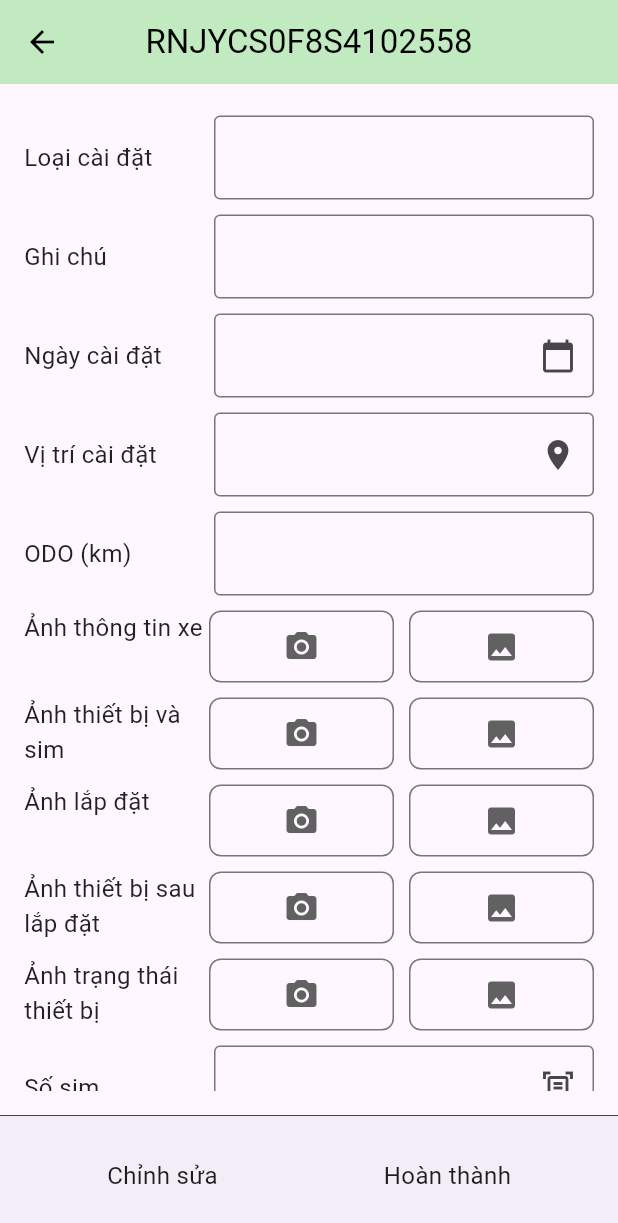
After one commit to minhnion/iOV_app, a Flutter app: the DetailedInstallation screen opened directly, on a phone screen of 412 x 824 dp. The commit adds this screen. Shown: the top 1223 px of the screen. Run offline on Flutter 3.47's test engine with Material 3 defaults, Android fonts, the phone set to English and light mode, and no system bars; our stand-ins replace easy_localization.

Commit message:
set up form detailed installation

```diff
--- a/lib/main.dart
+++ b/lib/main.dart
@@ -1,5 +1,6 @@
 import 'package:easy_localization/easy_localization.dart';
 import 'package:flutter/material.dart';
+import 'package:iov_app/screens/detailed_installation/detailed_installation.dart';
 import 'package:iov_app/screens/installation_screen/installation_screen.dart';
 
 
--- /dev/null
+++ b/lib/screens/detailed_installation/detailed_installation.dart
@@ -0,0 +1,90 @@
+import 'package:flutter/material.dart';
+import 'package:iov_app/widgets/detailed_installation_form_field/icon_field.dart';
+import 'package:iov_app/widgets/detailed_installation_form_field/image_camera_field.dart';
+import 'package:iov_app/widgets/detailed_installation_form_field/selection_filed.dart';
+import 'package:iov_app/widgets/detailed_installation_form_field/text_type_field.dart';
+
+
+class DetailedInstallation extends StatefulWidget {
+  const DetailedInstallation({super.key});
+  @override
+  State<DetailedInstallation> createState() => _DetailedInstallationState();
+}
+
+class _DetailedInstallationState extends State<DetailedInstallation> {
+
+
+  @override
+  Widget build(BuildContext context) {
+    return Scaffold(
+      appBar: AppBar(
+        backgroundColor: const Color.fromRGBO(193, 234, 193, 100),
+        elevation: 0,
+        leading: IconButton(
+          icon: const Icon(Icons.arrow_back, color: Colors.black),
+          onPressed: () {
+            Navigator.pop(context);
+          },
+        ),
+        centerTitle: true,
+        title: const Text(
+          'RNJYCS0F8S4102558',
+          style: TextStyle(color: Colors.black),
+        ),
+      ),
+      body: const Padding(
+        padding: EdgeInsets.all(16.0),
+        child: SingleChildScrollView(
+          child: Column(
+            crossAxisAlignment: CrossAxisAlignment.start,
+            children: [
+              SelectionFiled(label: "Loại cài đặt"),
+              TextTypeField(label: 'Ghi chú'),
+              IconField(label: "Ngày cài đặt", icon: Icons.calendar_today),
+              IconField(label: "Vị trí cài đặt", icon: Icons.location_on),
+              TextTypeField(label: "ODO (km)"),
+              ImageCameraField(label: 'Ảnh thông tin xe'),
+              ImageCameraField(label: 'Ảnh thiết bị và sim'),
+              ImageCameraField(label: 'Ảnh lắp đặt'),
+              ImageCameraField(label: 'Ảnh thiết bị sau lắp đặt'),
+              ImageCameraField(label: 'Ảnh trạng thái thiết bị'),
+              IconField(label: "Số sim", icon: Icons.document_scanner_outlined),
+              IconField(label: "Số imei", icon: Icons.document_scanner_outlined),
+              SizedBox(height: 20),
+            ],
+          ),
+        ),
+      ),
+      bottomNavigationBar: Container(
+        decoration: const BoxDecoration(
+          border: Border(
+            top: BorderSide(color: Colors.black,width: 0.5)
+          )
+        ),
+        child: BottomAppBar(
+          child: Padding(
+            padding: const EdgeInsets.all(0.0),
+            child: Row(
+              mainAxisAlignment: MainAxisAlignment.spaceAround,
+              children: [
+                InkWell(
+                  onTap: () {
+                    // Handle edit action
+                  },
+                  child: const Text('Chỉnh sửa', style: TextStyle(fontSize: 16)),
+                ),
+                InkWell(
+                  onTap: () {
+                    // Handle complete action
+                  },
+                  child: const Text('Hoàn thành', style: TextStyle(fontSize: 16)),
+                ),
+              ],
+            ),
+          ),
+        ),
+      ),
+    );
+  }
+
+}
--- /dev/null
+++ b/lib/utils/date_picker.dart
@@ -0,0 +1,14 @@
+import 'package:easy_localization/easy_localization.dart';
+import 'package:flutter/material.dart';
+
+Future<void> selectedDate(BuildContext context, TextEditingController controller) async {
+  DateTime? picked = await showDatePicker(
+      context: context,
+      locale: context.locale,
+      initialDate: DateTime.now(),
+      firstDate: DateTime(2000),
+      lastDate: DateTime(2100));
+  if (picked != null) {
+    controller.text = "${picked.day}/${picked.month}/${picked.year}";
+  }
+}
--- /dev/null
+++ b/lib/widgets/detailed_installation_form_field/icon_field.dart
@@ -0,0 +1,41 @@
+import 'package:easy_localization/easy_localization.dart';
+import 'package:flutter/material.dart';
+
+class IconField extends StatelessWidget {
+  final String label;
+  final IconData icon;
+  const IconField({super.key, required this.label, required this.icon});
+
+  @override
+  Widget build(BuildContext context) {
+    return Padding(
+      padding: const EdgeInsets.symmetric(vertical: 5),
+      child: Row(
+        crossAxisAlignment: CrossAxisAlignment.center,
+        children: [
+          Expanded(
+            flex: 1,
+            child: Text(
+              label.tr(),
+              style: const TextStyle(color: Colors.black87, fontSize: 16),
+            ),
+          ),
+          Expanded(
+            flex: 2,
+            child: TextField(
+                decoration: InputDecoration(
+                    border: const OutlineInputBorder(),
+                    fillColor: Colors.grey.shade700,
+                    suffixIcon: Icon(icon)
+                ),
+                readOnly: true,
+                onTap: (){
+
+                }
+            ),
+          )
+        ],
+      ),
+    );
+  }
+}
--- /dev/null
+++ b/lib/widgets/detailed_installation_form_field/image_camera_field.dart
@@ -0,0 +1,56 @@
+import 'package:easy_localization/easy_localization.dart';
+import 'package:flutter/material.dart';
+
+class ImageCameraField extends StatelessWidget {
+  final String label;
+
+  const ImageCameraField({super.key, required this.label});
+
+  @override
+  Widget build(BuildContext context) {
+    return Padding(
+      padding: const EdgeInsets.symmetric(vertical: 5),
+      child: Row(
+        crossAxisAlignment: CrossAxisAlignment.start,
+        mainAxisAlignment: MainAxisAlignment.spaceAround,
+        children: [
+          Expanded(
+              flex: 1,
+              child: Text(
+                label.tr(),
+                style: const TextStyle(color: Colors.black87, fontSize: 16),
+              )),
+          Expanded(
+            flex: 1,
+            child: OutlinedButton(
+              onPressed: () {},
+              style: OutlinedButton.styleFrom(
+                  padding: const EdgeInsets.symmetric(vertical: 12),
+                  shape: RoundedRectangleBorder(
+                      borderRadius: BorderRadius.circular(8))),
+              child:
+                  Icon(Icons.camera_alt, color: Colors.grey.shade700, size: 24),
+            ),
+          ),
+          const SizedBox(
+            width: 10,
+          ),
+          Expanded(
+            flex: 1,
+            child: OutlinedButton(
+                onPressed: () {},
+                style: OutlinedButton.styleFrom(
+                    padding: const EdgeInsets.symmetric(vertical: 12),
+                    shape: RoundedRectangleBorder(
+                        borderRadius: BorderRadius.circular(8))),
+                child: Icon(
+                  Icons.image,
+                  color: Colors.grey.shade700,
+                  size: 24,
+                )),
+          )
+        ],
+      ),
+    );
+  }
+}
--- /dev/null
+++ b/lib/widgets/detailed_installation_form_field/selection_filed.dart
@@ -0,0 +1,57 @@
+
+import 'package:easy_localization/easy_localization.dart';
+import 'package:flutter/material.dart';
+import 'package:iov_app/screens/detailed_installation/detailed_installation.dart';
+import 'package:iov_app/widgets/categories_search/categories_search.dart';
+
+class SelectionFiled extends StatefulWidget {
+  final String label;
+  const SelectionFiled({super.key, required this.label});
+
+  @override
+  State<SelectionFiled> createState() => _SelectionFiledState();
+}
+
+class _SelectionFiledState extends State<SelectionFiled> {
+  @override
+  Widget build(BuildContext context) {
+    return Padding(
+      padding: const EdgeInsets.symmetric(vertical: 5),
+      child: Row(
+        crossAxisAlignment: CrossAxisAlignment.center,
+        children: [
+          Expanded(
+            flex: 1,
+            child: Text(
+              widget.label.tr(),
+              style: const TextStyle(color: Colors.black87, fontSize: 16),
+            ),
+          ),
+          Expanded(
+            flex: 2,
+            child: TextField(
+              decoration: InputDecoration(
+                border: const OutlineInputBorder(),
+                fillColor: Colors.grey.shade700
+              ),
+              readOnly: true,
+              onTap: (){
+                showDialog(context: context, builder: (context) {
+                  return CategoriesSearch(
+                    categoriesList: [],
+                    selectedCategories: [],
+                    onSelectionChanged: (selectedCategories) {
+                      setState(() {
+                        print("Danh mục đã chọn: $selectedCategories");
+                      });
+                    },
+                  );
+                });
+              }
+            ),
+          )
+        ],
+      ),
+    );
+  }
+}
--- /dev/null
+++ b/lib/widgets/detailed_installation_form_field/text_type_field.dart
@@ -0,0 +1,39 @@
+
+import 'package:easy_localization/easy_localization.dart';
+import 'package:flutter/material.dart';
+
+class TextTypeField extends StatelessWidget {
+  final String label;
+  const TextTypeField({super.key, required this.label});
+
+  @override
+  Widget build(BuildContext context) {
+    return Padding(
+      padding: const EdgeInsets.symmetric(vertical: 5),
+      child: Row(
+        crossAxisAlignment: CrossAxisAlignment.center,
+        children: [
+          Expanded(
+            flex: 1,
+            child: Text(
+              label.tr(),
+              style: const TextStyle(color: Colors.black87, fontSize: 16),
+            ),
+          ),
+          Expanded(
+            flex: 2,
+            child: TextField(
+                decoration: InputDecoration(
+                    border: const OutlineInputBorder(),
+                    fillColor: Colors.grey.shade700
+                ),
+                onTap: (){
+
+                }
+            ),
+          )
+        ],
+      ),
+    );
+  }
+}
--- a/lib/widgets/installation_search_form/installation_search_form.dart
+++ b/lib/widgets/installation_search_form/installation_search_form.dart
@@ -1,6 +1,7 @@
-import 'package:easy_localization/easy_localization.dart';
 import 'package:flutter/material.dart';
 import 'package:iov_app/widgets/categories_search/categories_search.dart';
+
+import '../../utils/date_picker.dart';
 
 class InstallationSearchForm extends StatefulWidget {
   const InstallationSearchForm({super.key});
@@ -14,29 +15,13 @@ class _InstallationSearchFormState extends State<InstallationSearchForm> {
   final TextEditingController _fromDateController = TextEditingController();
   final TextEditingController _toDateController = TextEditingController();
 
-  // final TextEditingController _jobStatus = TextEditingController();
-  List<String> _jobCategories = [
+  final List<String> _jobCategories = [
     "Mới tạo",
     "Đã lắp xong",
     "Cần cập nhật",
     "Đã cập nhật"
   ];
   List<String> _selectedJobCategories = [];
-
-  Future<void> _selectedDate(
-      BuildContext context, TextEditingController controller) async {
-    DateTime? picked = await showDatePicker(
-        context: context,
-        locale: context.locale,
-        initialDate: DateTime.now(),
-        firstDate: DateTime(2000),
-        lastDate: DateTime(2100));
-    if (picked != null) {
-      setState(() {
-        controller.text = "${picked.day}/${picked.month}/${picked.year}";
-      });
-    }
-  }
 
   @override
   Widget build(BuildContext context) {
@@ -61,7 +46,7 @@ class _InstallationSearchFormState extends State<InstallationSearchForm> {
             controller: _fromDateController,
             readOnly: true,
             onTap: () {
-              _selectedDate(context, _fromDateController);
+              selectedDate(context, _fromDateController);
             },
             decoration: const InputDecoration(
                 border: OutlineInputBorder(),
@@ -77,7 +62,7 @@ class _InstallationSearchFormState extends State<InstallationSearchForm> {
             controller: _toDateController,
             readOnly: true,
             onTap: () {
-              _selectedDate(context, _toDateController);
+              selectedDate(context, _toDateController);
             },
             decoration: const InputDecoration(
                 border: OutlineInputBorder(),
--- a/lib/widgets/vehicle_card/vehicle_card.dart
+++ b/lib/widgets/vehicle_card/vehicle_card.dart
@@ -1,4 +1,5 @@
 import 'package:flutter/material.dart';
+import 'package:iov_app/screens/detailed_installation/detailed_installation.dart';
 
 class VehicleCard extends StatelessWidget {
   final Map<String, String> item;
@@ -6,7 +7,11 @@ class VehicleCard extends StatelessWidget {
 
   @override
   Widget build(BuildContext context) {
-    return Card(
+    return InkWell(
+      onTap: (){
+        Navigator.push(context, MaterialPageRoute(builder: (context)=>const DetailedInstallation()));
+      },
+      child: Card(
         margin: const EdgeInsets.symmetric(horizontal: 16, vertical: 8),
         child: Padding(
           padding: const EdgeInsets.all(16.0),
@@ -44,6 +49,7 @@ class VehicleCard extends StatelessWidget {
             ],
           ),
         ),
+      ),
     );
   }
 }
```
Lines whose indentation alone changed are shown as unchanged.
